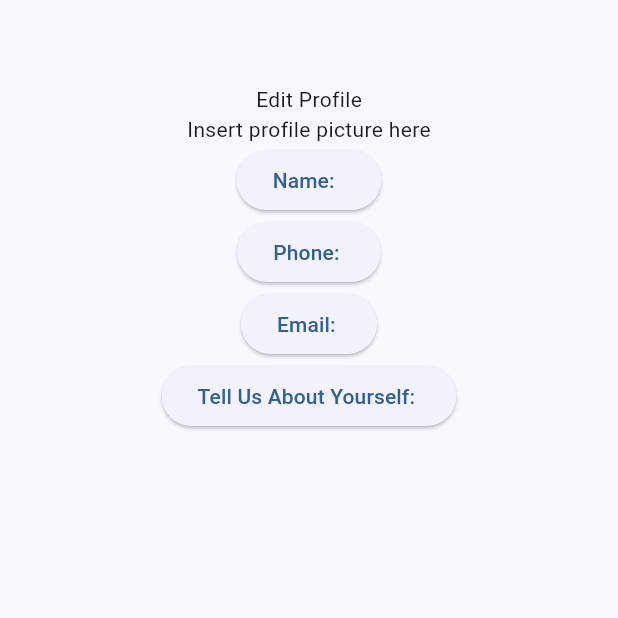
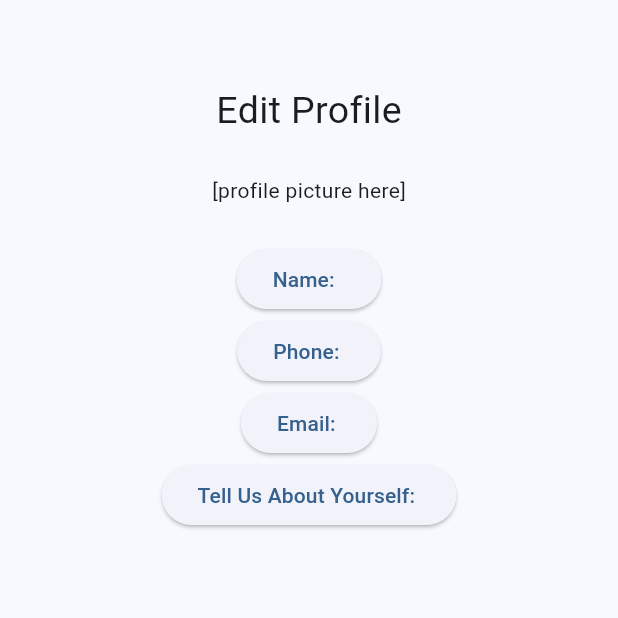
Before and after one commit to tietkenneth/ApproachableGeekDemo, a Flutter app: the screen it shows after launch, on a phone screen of 412 x 824 dp, the top half of it. Run offline on Flutter 3.47's test engine with Material 3 defaults, Android fonts, the phone set to English and light mode, and no system bars.

Commit message:
Simple ui fixes

```diff
--- a/lib/main.dart
+++ b/lib/main.dart
@@ -142,10 +142,13 @@ class _MyHomePageState extends State<MyHomePage> {
           child: Column(
             //mainAxisAlignment: MainAxisAlignment.center,
             children: <Widget>[
-              const Text(
-                'Edit Profile',
-              ),
-              Text("Insert profile picture here"),
+              const Text('Edit Profile',
+                  style: TextStyle(
+                    fontSize: 25.0,
+                  )),
+              SizedBox(height: 25.0),
+              Text("[profile picture here]"),
+              SizedBox(height: 25.0),
               ElevatedButton(
                 onPressed: () {
                   // Set initial values for controllers
@@ -240,6 +243,7 @@ class NamePage extends StatelessWidget {
             TextField(
                 controller: lastNameController,
                 decoration: InputDecoration(labelText: 'Last Name')),
+            SizedBox(height: 15),
             ElevatedButton(
               onPressed: () {
                 String firstName = firstNameController.text;
@@ -277,6 +281,7 @@ class PhonePage extends StatelessWidget {
             TextField(
                 controller: phoneNumberController,
                 decoration: InputDecoration(labelText: 'Phone Number')),
+            SizedBox(height: 15.0),
             ElevatedButton(
               onPressed: () {
                 String phoneNumber = phoneNumberController.text;
@@ -310,6 +315,7 @@ class EmailPage extends StatelessWidget {
             TextField(
                 controller: emailController,
                 decoration: InputDecoration(labelText: 'Email')),
+            SizedBox(height: 15.0),
             ElevatedButton(
               onPressed: () {
                 String email = emailController.text;
@@ -345,6 +351,7 @@ class DescriptionPage extends StatelessWidget {
                 controller: descriptionController,
                 decoration: InputDecoration(
                     labelText: 'Write a little bit about yourself')),
+            SizedBox(height: 15.0),
             ElevatedButton(
               onPressed: () {
                 String description = descriptionController.text;
```
